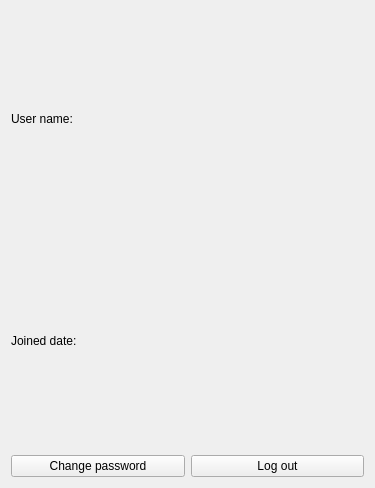
The window that userdatawidget.ui (WawrzyniecKorzen/LibraryManagementSystem) describes before a commit, drawn with Qt 5.
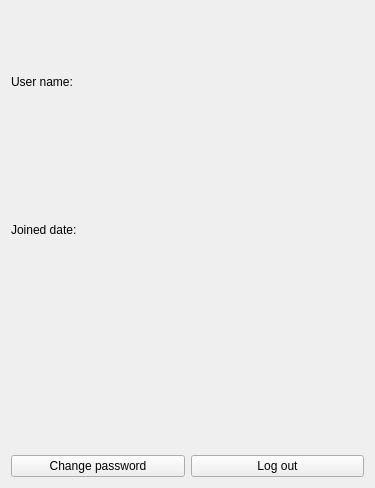
The same window after the commit.

Commit message: database tables author and bookAuthor added, userDataWodget Pixmap added

Patch:
```diff
--- a/userdatawidget.ui
+++ b/userdatawidget.ui
@@ -50,6 +50,13 @@
      </item>
     </layout>
    </item>
+   <item>
+    <widget class="QLabel" name="logo">
+     <property name="text">
+      <string/>
+     </property>
+    </widget>
+   </item>
    <item>
     <layout class="QHBoxLayout" name="buttons">
      <item>
```
The commit also changes 2 other files.
